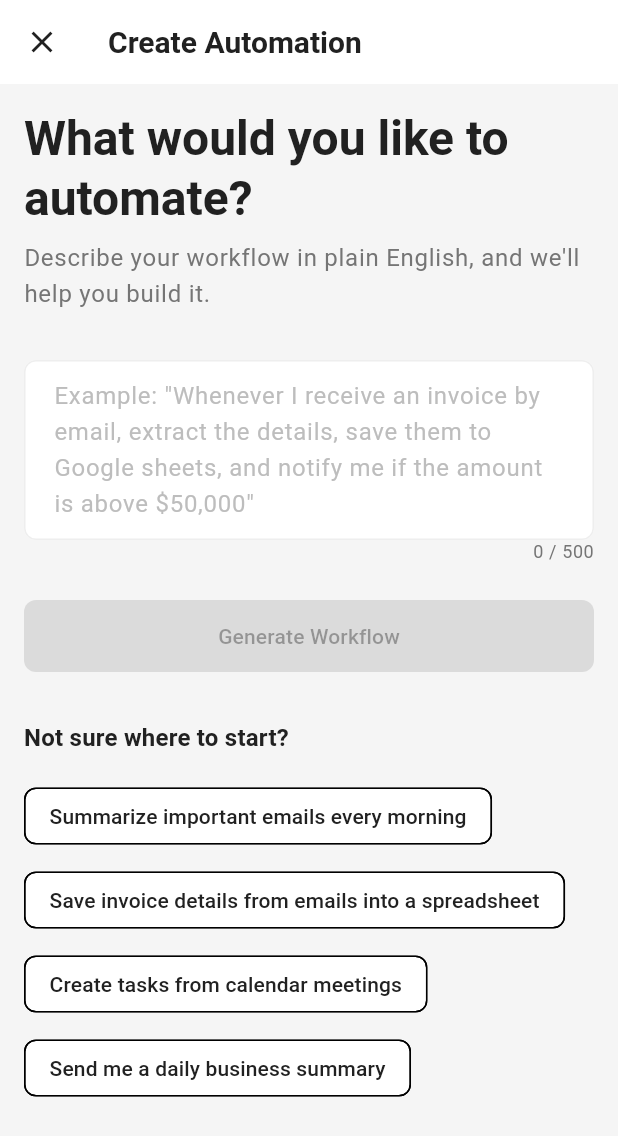
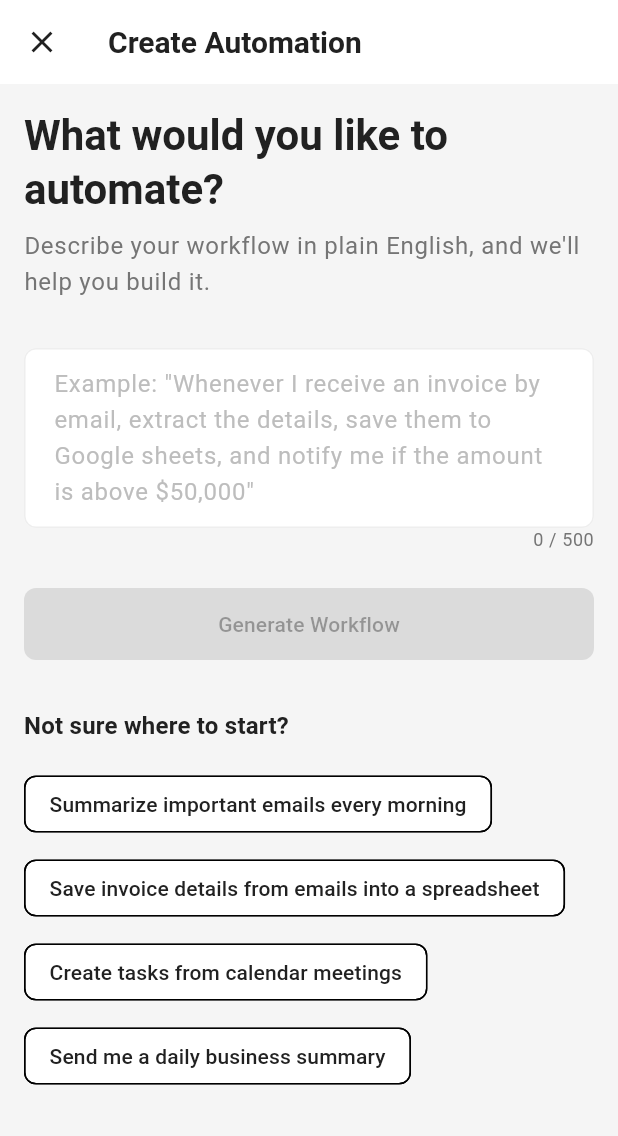
Before and after one commit to shubham230523/Relay, a Flutter app: the CreateAutomationPage screen opened by its route, on a phone screen of 412 x 824 dp. Shown: the top 1136 px of the screen. Run offline on Flutter 3.47's test engine with Material 3 defaults, Android fonts, the light colour scheme and no system bars; our stand-ins replace flutter_local_notifications, flutter_riverpod, flutter_secure_storage, go_router, google_generative_ai, google_sign_in and 1 more; missing offline and left inert: extension_google_sign_in_as_googleapis_auth, googleapis; accounts and stored records are empty.

```diff
--- a/lib/features/workflow_builder/presentation/pages/create_automation_page.dart
+++ b/lib/features/workflow_builder/presentation/pages/create_automation_page.dart
@@ -4,6 +4,7 @@ import 'package:go_router/go_router.dart';
 import '../../../../core/widgets/widgets.dart';
 import '../../../../core/constants/constants.dart';
 import '../../../../core/theme/theme.dart';
+import '../../../../core/utils/utils.dart';
 import '../providers/workflow_builder_providers.dart';
 
 class CreateAutomationPage extends ConsumerStatefulWidget {
@@ -62,6 +63,7 @@ class _CreateAutomationPageState extends ConsumerState<CreateAutomationPage> {
   Widget build(BuildContext context) {
     final theme = Theme.of(context);
     final generationState = ref.watch(workflowGenerationProvider);
+    final isMobile = AppBreakpoints.isMobile(context);
 
     return Scaffold(
       appBar: AppBar(
@@ -78,7 +80,7 @@ class _CreateAutomationPageState extends ConsumerState<CreateAutomationPage> {
           children: [
             Text(
               'What would you like to automate?',
-              style: theme.textTheme.headlineLarge?.copyWith(
+              style: (isMobile ? theme.textTheme.headlineMedium : theme.textTheme.headlineLarge)?.copyWith(
                 fontWeight: FontWeight.bold,
               ),
             ),
```
Also changed, not shown: 3 other files.
